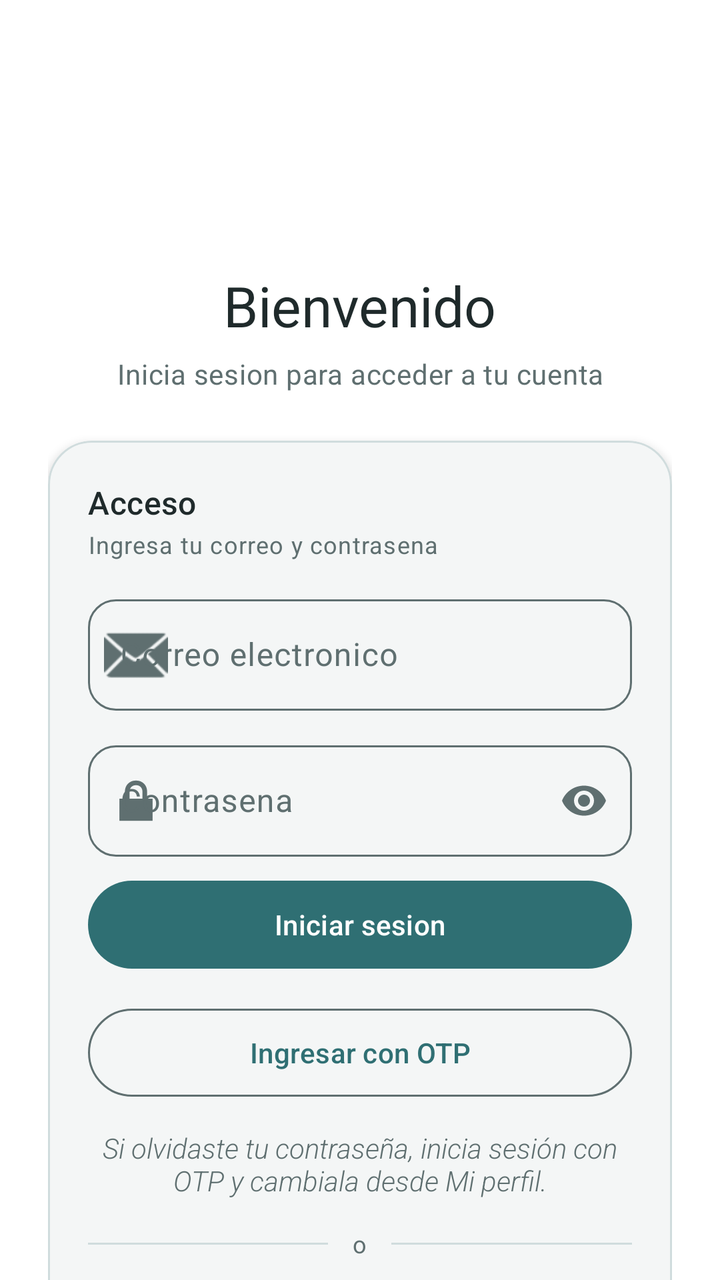
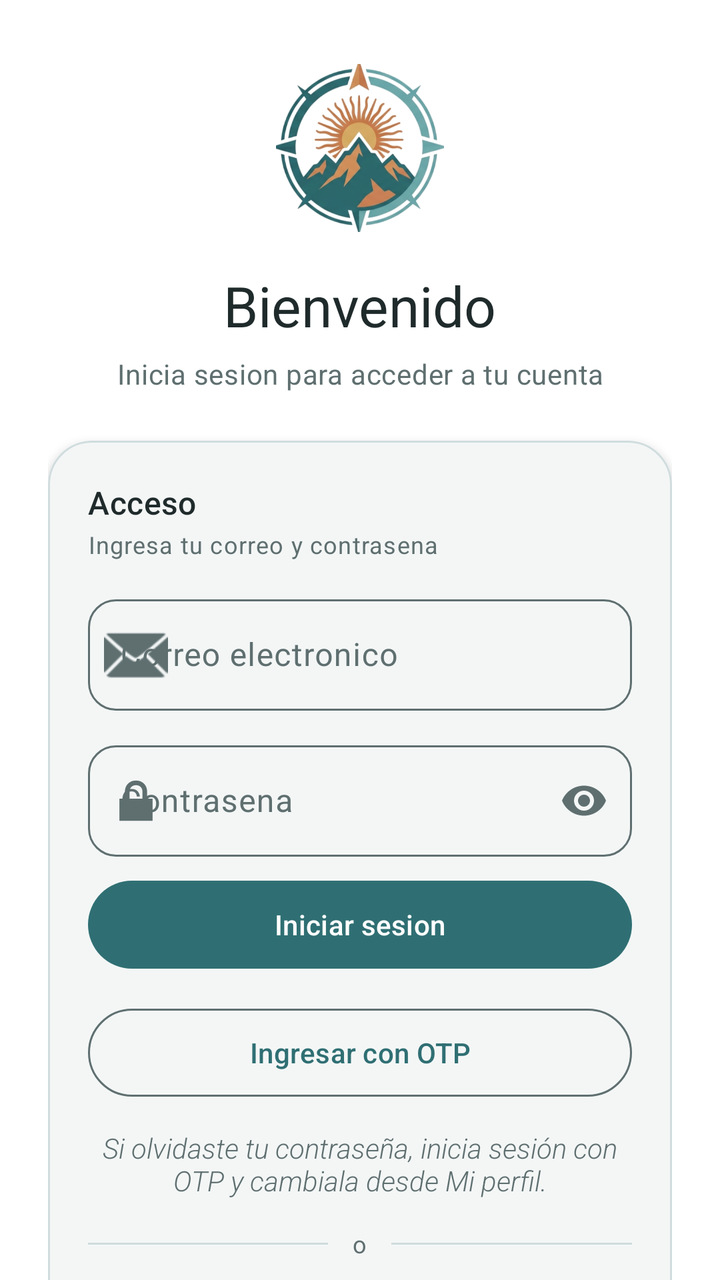

Compare the two renders of this Android layout. The source of the first and the diff that turns it into the second are given below.
<!-- AndroidManifest.xml: application theme Theme.DA1ANDROIDNATIVE -->
<!-- res/layout/fragment_login.xml -->
<?xml version="1.0" encoding="utf-8"?>

<FrameLayout xmlns:android="http://schemas.android.com/apk/res/android"
    xmlns:tools="http://schemas.android.com/tools"
    xmlns:app="http://schemas.android.com/apk/res-auto"
    android:layout_width="match_parent"
    android:layout_height="match_parent"
    android:background="?attr/colorSurface"
    tools:context=".ui.auth.LoginFragment">

    <androidx.constraintlayout.widget.ConstraintLayout
        android:layout_width="match_parent"
        android:layout_height="match_parent">

        <androidx.core.widget.NestedScrollView
            android:id="@+id/loginScroll"
            android:layout_width="0dp"
            android:layout_height="0dp"
            android:fillViewport="true"
            app:layout_constraintBottom_toBottomOf="parent"
            app:layout_constraintEnd_toEndOf="parent"
            app:layout_constraintStart_toStartOf="parent"
            app:layout_constraintTop_toTopOf="parent">

            <LinearLayout
                android:layout_width="match_parent"
                android:layout_height="wrap_content"
                android:gravity="center_horizontal"
                android:orientation="vertical"
                android:paddingHorizontal="24dp"
                android:paddingTop="32dp"
                android:paddingBottom="24dp">

                <ImageView
                    android:id="@+id/logoImage"
                    android:layout_width="84dp"
                    android:layout_height="84dp"
                    android:contentDescription="Logo de la app"
                    android:src="@mipmap/ic_launcher_round"
                    app:tint="?attr/colorPrimary" />

                <TextView
                    android:id="@+id/titleText"
                    android:layout_width="wrap_content"
                    android:layout_height="wrap_content"
                    android:layout_marginTop="18dp"
                    android:text="Bienvenido"
                    android:textAppearance="@style/TextAppearance.Material3.HeadlineMedium"
                    android:textColor="?attr/colorOnSurface" />

                <TextView
                    android:id="@+id/subtitleText"
                    android:layout_width="wrap_content"
                    android:layout_height="wrap_content"
                    android:layout_marginTop="6dp"
                    android:gravity="center"
                    android:maxWidth="280dp"
                    android:text="Inicia sesion para acceder a tu cuenta"
                    android:textAppearance="@style/TextAppearance.Material3.BodyMedium"
                    android:textColor="?attr/colorOnSurfaceVariant" />

                <com.google.android.material.card.MaterialCardView
                    android:id="@+id/loginCard"
                    android:layout_width="match_parent"
                    android:layout_height="wrap_content"
                    android:layout_marginTop="24dp"
                    app:cardCornerRadius="22dp"
                    app:cardElevation="3dp"
                    app:strokeColor="?attr/colorOutlineVariant"
                    app:cardBackgroundColor="@color/background"
                    app:strokeWidth="1dp">

                    <LinearLayout
                        android:layout_width="match_parent"
                        android:layout_height="wrap_content"
                        android:orientation="vertical"
                        android:padding="20dp">

                        <TextView
                            android:id="@+id/formTitleText"
                            android:layout_width="wrap_content"
                            android:layout_height="wrap_content"
                            android:text="Acceso"
                            android:textAppearance="@style/TextAppearance.Material3.TitleMedium"
                            android:textColor="?attr/colorOnSurface" />

                        <TextView
                            android:id="@+id/formSubtitleText"
                            android:layout_width="wrap_content"
                            android:layout_height="wrap_content"
                            android:layout_marginTop="2dp"
                            android:text="Ingresa tu correo y contrasena"
                            android:textAppearance="@style/TextAppearance.Material3.BodySmall"
                            android:textColor="?attr/colorOnSurfaceVariant" />

                        <com.google.android.material.textfield.TextInputLayout
                            android:id="@+id/emailInputLayout"
                            style="@style/Widget.Material3.TextInputLayout.OutlinedBox"
                            android:layout_width="match_parent"
                            android:layout_height="wrap_content"
                            android:layout_marginTop="14dp"
                            android:hint="Correo electronico"
                            app:boxCornerRadiusBottomEnd="14dp"
                            app:boxCornerRadiusBottomStart="14dp"
                            app:boxCornerRadiusTopEnd="14dp"
                            app:boxCornerRadiusTopStart="14dp"
                            app:startIconDrawable="@android:drawable/ic_dialog_email">

                            <com.google.android.material.textfield.TextInputEditText
                                android:id="@+id/emailEditText"
                                android:layout_width="match_parent"
                                android:layout_height="wrap_content"
                                android:inputType="textEmailAddress" />
                        </com.google.android.material.textfield.TextInputLayout>

                        <com.google.android.material.textfield.TextInputLayout
                            android:id="@+id/passwordInputLayout"
                            style="@style/Widget.Material3.TextInputLayout.OutlinedBox"
                            android:layout_width="match_parent"
                            android:layout_height="wrap_content"
                            android:layout_marginTop="12dp"
                            android:hint="Contrasena"
                            app:boxCornerRadiusBottomEnd="14dp"
                            app:boxCornerRadiusBottomStart="14dp"
                            app:boxCornerRadiusTopEnd="14dp"
                            app:boxCornerRadiusTopStart="14dp"
                            app:endIconMode="password_toggle"
                            app:startIconDrawable="@android:drawable/ic_lock_lock">

                            <com.google.android.material.textfield.TextInputEditText
                                android:id="@+id/passwordEditText"
                                android:layout_width="match_parent"
                                android:layout_height="wrap_content"
                                android:inputType="textPassword" />
                        </com.google.android.material.textfield.TextInputLayout>

                        <com.google.android.material.button.MaterialButton
                            android:id="@+id/loginButton"
                            android:layout_width="match_parent"
                            android:layout_height="52dp"
                            android:layout_marginTop="8dp"
                            android:text="Iniciar sesion"
                            android:textAllCaps="false" />

                        <com.google.android.material.button.MaterialButton
                            android:id="@+id/otpLoginButton"
                            style="@style/Widget.Material3.Button.OutlinedButton"
                            android:layout_width="match_parent"
                            android:layout_height="52dp"
                            android:layout_marginTop="12dp"
                            android:text="@string/request_login_otp_button"
                            android:textAllCaps="false" />

                        <TextView
                            android:layout_width="match_parent"
                            android:layout_height="wrap_content"
                            android:layout_marginTop="12dp"
                            android:gravity="center"
                            android:fontFamily="sans-serif-light"
                            android:text="@string/login_password_recovery_notice"
                            android:textAlignment="center"
                            android:textColor="?attr/colorOnSurfaceVariant"
                            android:textStyle="italic" />

                        <LinearLayout
                            android:layout_width="match_parent"
                            android:layout_height="wrap_content"
                            android:layout_marginTop="14dp"
                            android:gravity="center_vertical"
                            android:orientation="horizontal">

                            <View
                                android:layout_width="0dp"
                                android:layout_height="1dp"
                                android:layout_weight="1"
                                android:background="?attr/colorOutlineVariant" />

                            <TextView
                                android:layout_width="wrap_content"
                                android:layout_height="wrap_content"
                                android:layout_marginHorizontal="12dp"
                                android:text="o"
                                android:textAppearance="@style/TextAppearance.Material3.BodySmall"
                                android:textColor="?attr/colorOnSurfaceVariant" />

                            <View
                                android:layout_width="0dp"
                                android:layout_height="1dp"
                                android:layout_weight="1"
                                android:background="?attr/colorOutlineVariant" />
                        </LinearLayout>

                        <com.google.android.material.button.MaterialButton
                            android:id="@+id/registerButton"
                            style="@style/Widget.Material3.Button.OutlinedButton"
                            android:layout_width="match_parent"
                            android:layout_height="52dp"
                            android:layout_marginTop="14dp"
                            android:text="Crear cuenta"
                            android:textAllCaps="false"
                            android:enabled="true"/>
                    </LinearLayout>
                </com.google.android.material.card.MaterialCardView>

                <TextView
                    android:id="@+id/footerText"
                    android:layout_width="wrap_content"
                    android:layout_height="wrap_content"
                    android:layout_marginTop="16dp"
                    android:gravity="center"
                    android:maxWidth="300dp"
                    android:text="Derechos Reservados"
                    android:textAppearance="@style/TextAppearance.Material3.BodySmall"
                    android:textColor="?attr/colorOnSurfaceVariant" />

            </LinearLayout>
        </androidx.core.widget.NestedScrollView>

    </androidx.constraintlayout.widget.ConstraintLayout>

    <com.google.android.material.progressindicator.LinearProgressIndicator
        android:id="@+id/progressIndicator"
        android:layout_width="match_parent"
        android:layout_height="wrap_content"
        android:layout_gravity="center"
        android:elevation="20dp"
        android:indeterminate="true"
        android:visibility="gone"
        app:indicatorColor="?attr/colorPrimary" />

</FrameLayout>
<!-- resources referenced by this layout -->
<resources>
  <color name="background">#FFF4F6F6</color>
  <!-- mipmap ic_launcher_round (mipmap-anydpi-v26) -->
  <?xml version="1.0" encoding="utf-8"?>
  <adaptive-icon xmlns:android="http://schemas.android.com/apk/res/android">
      <background android:drawable="@color/ic_launcher_background"/>
      <foreground android:drawable="@mipmap/ic_launcher_foreground"/>
      <monochrome android:drawable="@mipmap/ic_launcher_foreground"/>
  </adaptive-icon>
  <string name="login_password_recovery_notice">Si olvidaste tu contraseña, inicia sesión con OTP y cambiala desde Mi perfil.</string>
  <string name="request_login_otp_button">Ingresar con OTP</string>
  <style name="Theme.DA1ANDROIDNATIVE" parent="Theme.Material3.Light.NoActionBar">
          <item name="colorPrimary">@color/teal_primary</item>
          <item name="colorPrimaryVariant">@color/teal_dark</item>
          <item name="colorOnPrimary">@color/white</item>
          <item name="colorPrimaryContainer">@color/white</item>
          <item name="colorOnPrimaryContainer">@color/teal_primary</item>
  
          <item name="colorSecondary">@color/teal_primary</item>
          <item name="colorSecondaryVariant">@color/white</item>
          <item name="colorOnSecondary">@color/white</item>
          <item name="colorSecondaryContainer">@color/white</item>
          <item name="colorOnSecondaryContainer">@color/text_primary</item>
  
          <item name="colorTertiary">@color/white</item>
          <item name="colorOnTertiary">@color/white</item>
          <item name="colorTertiaryContainer">@color/white</item>
          <item name="colorOnTertiaryContainer">@color/text_primary</item>
  
          <item name="colorSurface">@color/surface</item>
          <item name="colorOnSurface">@color/text_primary</item>
          <item name="colorSurfaceVariant">@color/white</item>
          <item name="colorOnSurfaceVariant">@color/text_secondary</item>
          <item name="colorSurfaceContainer">@color/white</item>
          <item name="colorSurfaceContainerHigh">@color/white</item>
          <item name="colorSurfaceContainerHighest">@color/white</item>
          <item name="colorSurfaceContainerLow">#FFF4F8F8</item>
          <item name="colorSurfaceContainerLowest">@color/surface</item>
  
          <item name="android:colorBackground">@color/background</item>
          <item name="colorOnBackground">@color/text_primary</item>
          <item name="android:statusBarColor">@color/teal_dark</item>
  
          <item name="colorOutline">@color/text_secondary</item>
          <item name="colorOutlineVariant">#FFD0DCDD</item>
      </style>
  <color name="ic_launcher_background">#FBF6F3</color>
  <color name="teal_primary">#FF2F6F73</color>
  <color name="teal_dark">#FF255A5E</color>
  <color name="white">#FFFFFFFF</color>
  <color name="text_primary">#FF1F2A2B</color>
  <color name="surface">#FFFFFFFF</color>
  <color name="text_secondary">#FF5F6F70</color>
</resources>

<!-- the commit's change to res/layout/fragment_login.xml (unified diff, before → after) -->
@@ -36,8 +36,7 @@
                     android:layout_width="84dp"
                     android:layout_height="84dp"
                     android:contentDescription="Logo de la app"
-                    android:src="@mipmap/ic_launcher_round"
-                    app:tint="?attr/colorPrimary" />
+                    android:src="@drawable/logo_mark_transparente" />
 
                 <TextView
                     android:id="@+id/titleText"
<!-- resource entries referenced after the edit -->
@@ -1,13 +1,7 @@
 <!-- resources referenced by this layout -->
 <resources>
   <color name="background">#FFF4F6F6</color>
-  <!-- mipmap ic_launcher_round (mipmap-anydpi-v26) -->
-  <?xml version="1.0" encoding="utf-8"?>
-  <adaptive-icon xmlns:android="http://schemas.android.com/apk/res/android">
-      <background android:drawable="@color/ic_launcher_background"/>
-      <foreground android:drawable="@mipmap/ic_launcher_foreground"/>
-      <monochrome android:drawable="@mipmap/ic_launcher_foreground"/>
-  </adaptive-icon>
+  <!-- drawable logo_mark_transparente: png bitmap (drawable, 304672 bytes) -->
   <string name="login_password_recovery_notice">Si olvidaste tu contraseña, inicia sesión con OTP y cambiala desde Mi perfil.</string>
   <string name="request_login_otp_button">Ingresar con OTP</string>
   <style name="Theme.DA1ANDROIDNATIVE" parent="Theme.Material3.Light.NoActionBar">
@@ -45,7 +39,6 @@
           <item name="colorOutline">@color/text_secondary</item>
           <item name="colorOutlineVariant">#FFD0DCDD</item>
       </style>
-  <color name="ic_launcher_background">#FBF6F3</color>
   <color name="teal_primary">#FF2F6F73</color>
   <color name="teal_dark">#FF255A5E</color>
   <color name="white">#FFFFFFFF</color>
